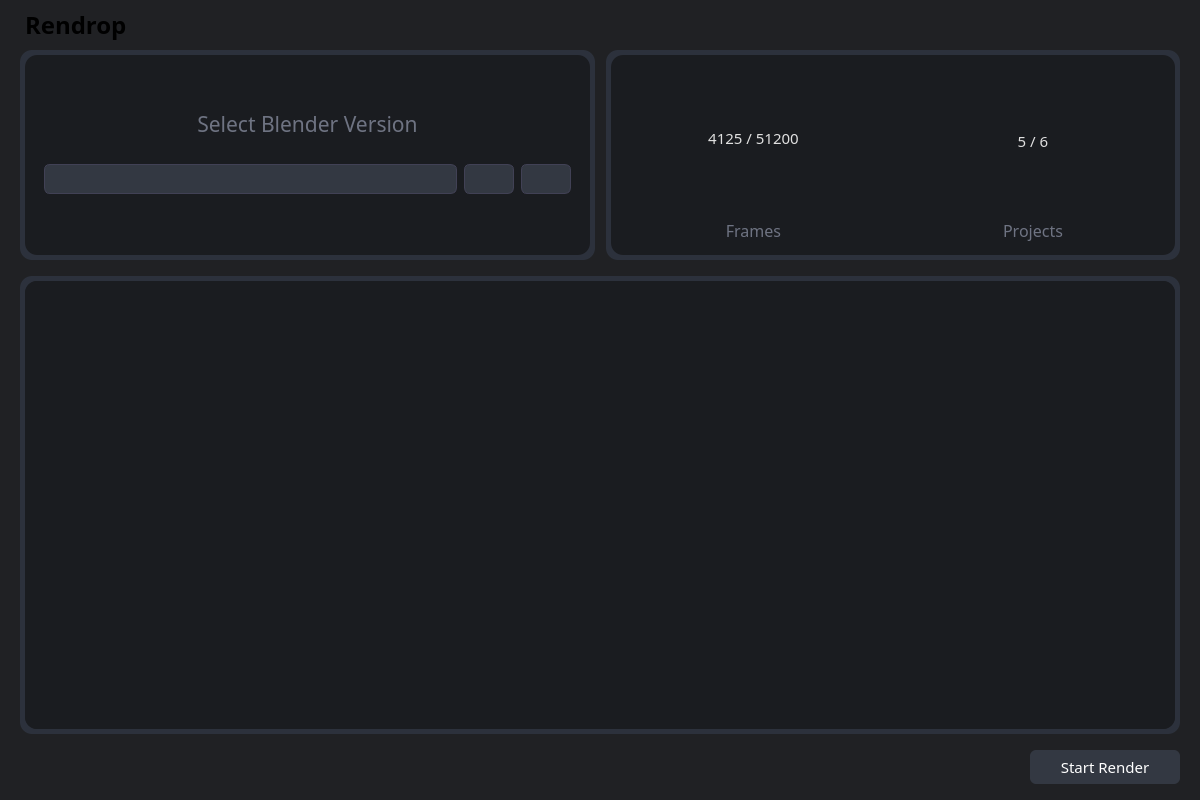
This is ui/widget.ui in newo-ether/Rendrop as Qt 5 draws it before an edit. The edited form follows.
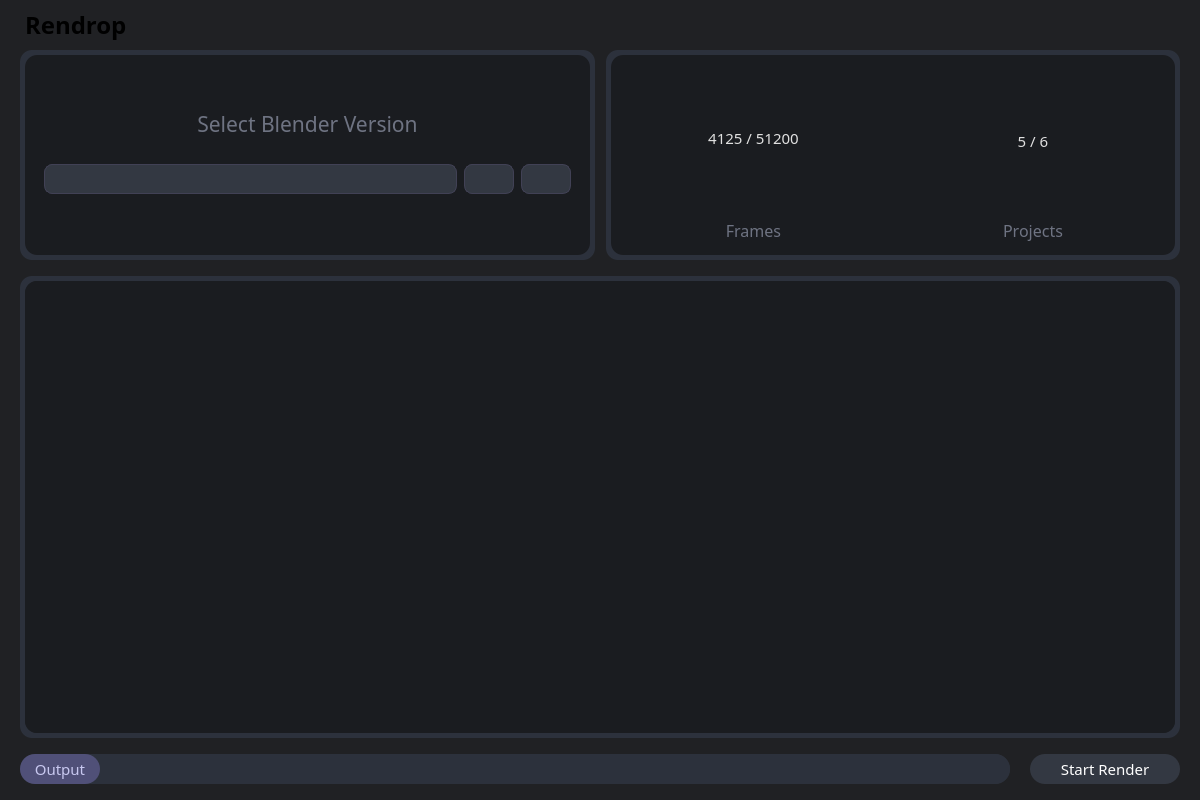
This is the edited form. Icons and pictures are not drawn. Custom widgets are drawn as their Qt base class.

```diff
--- a/ui/widget.ui
+++ b/ui/widget.ui
@@ -293,7 +293,7 @@
                   <property name="styleSheet">
                    <string notr="true">QComboBox {
     background-color: #333842;
-    border-radius: 6px;
+    border-radius: 8px;
 	border: 1px solid rgb(65, 65, 85);
     padding: 6px 28px 6px 12px;
     color: white;
@@ -378,7 +378,7 @@
                   <property name="styleSheet">
                    <string notr="true">QPushButton {
     background-color: #333842;
-    border-radius: 6px;
+    border-radius: 8px;
 	border: 1px solid rgb(65, 65, 85);
     color: white;
 }
@@ -436,7 +436,7 @@
                   <property name="styleSheet">
                    <string notr="true">QPushButton {
     background-color: #333842;
-    border-radius: 6px;
+    border-radius: 8px;
 	border: 1px solid rgb(65, 65, 85);
     color: white;
 }
@@ -938,7 +938,7 @@
               <x>0</x>
               <y>0</y>
               <width>1150</width>
-              <height>445</height>
+              <height>448</height>
              </rect>
             </property>
             <property name="styleSheet">
@@ -996,17 +996,119 @@
         <property name="bottomMargin">
          <number>16</number>
         </property>
+        <item>
+         <widget class="QWidget" name="outputContainer" native="true">
+          <property name="minimumSize">
+           <size>
+            <width>0</width>
+            <height>30</height>
+           </size>
+          </property>
+          <property name="maximumSize">
+           <size>
+            <width>16777215</width>
+            <height>30</height>
+           </size>
+          </property>
+          <property name="styleSheet">
+           <string notr="true">border-radius: 15px;
+background-color: #2C313C;</string>
+          </property>
+          <layout class="QHBoxLayout" name="horizontalLayout_5">
+           <property name="spacing">
+            <number>0</number>
+           </property>
+           <property name="leftMargin">
+            <number>0</number>
+           </property>
+           <property name="topMargin">
+            <number>0</number>
+           </property>
+           <property name="rightMargin">
+            <number>0</number>
+           </property>
+           <property name="bottomMargin">
+            <number>0</number>
+           </property>
+           <item>
+            <widget class="QLabel" name="outputText">
+             <property name="minimumSize">
+              <size>
+               <width>80</width>
+               <height>30</height>
+              </size>
+             </property>
+             <property name="maximumSize">
+              <size>
+               <width>80</width>
+               <height>30</height>
+              </size>
+             </property>
+             <property name="font">
+              <font>
+               <family>Bitcount Single</family>
+               <pointsize>11</pointsize>
+              </font>
+             </property>
+             <property name="styleSheet">
+              <string notr="true">border-radius: 15px;
+background-color: rgb(80, 80, 120);
+color: rgb(200, 200, 240);</string>
+             </property>
+             <property name="text">
+              <string>Output</string>
+             </property>
+             <property name="alignment">
+              <set>Qt::AlignmentFlag::AlignCenter</set>
+             </property>
+             <property name="margin">
+              <number>0</number>
+             </property>
+            </widget>
+           </item>
+           <item>
+            <widget class="QLabel" name="outputLabel">
+             <property name="minimumSize">
+              <size>
+               <width>0</width>
+               <height>30</height>
+              </size>
+             </property>
+             <property name="maximumSize">
+              <size>
+               <width>16777215</width>
+               <height>30</height>
+              </size>
+             </property>
+             <property name="font">
+              <font>
+               <family>Bitcount Single</family>
+              </font>
+             </property>
+             <property name="styleSheet">
+              <string notr="true">padding-left: 10px;
+padding-right: 10px;
+color: rgb(180, 180, 200);</string>
+             </property>
+             <property name="text">
+              <string/>
+             </property>
+            </widget>
+           </item>
+          </layout>
+         </widget>
+        </item>
         <item>
          <spacer name="bottomBarHorizontalSpacer">
           <property name="orientation">
            <enum>Qt::Orientation::Horizontal</enum>
           </property>
           <property name="sizeType">
-           <enum>QSizePolicy::Policy::Expanding</enum>
+           <enum>QSizePolicy::Policy::Fixed</enum>
           </property>
           <property name="sizeHint" stdset="0">
            <size>
-            <width>40</width>
+            <width>20</width>
             <height>20</height>
            </size>
           </property>
@@ -1017,13 +1119,13 @@
           <property name="minimumSize">
            <size>
             <width>150</width>
-            <height>0</height>
+            <height>30</height>
            </size>
           </property>
           <property name="maximumSize">
            <size>
             <width>150</width>
-            <height>16777215</height>
+            <height>30</height>
            </size>
           </property>
           <property name="font">
@@ -1036,7 +1138,7 @@
           <property name="styleSheet">
            <string notr="true">QPushButton {
     background-color: #333842;
-    border-radius: 6px;
+    border-radius: 15px;
     color: white;
     padding: 6px 6px;
 }
```
